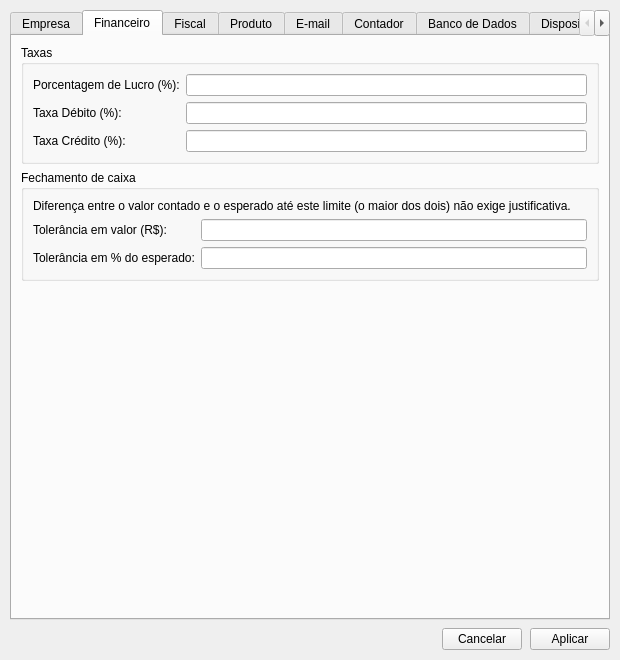
Old version of the form src/configuracao.ui in the repository rayansl0302/QEstoqueLoja.
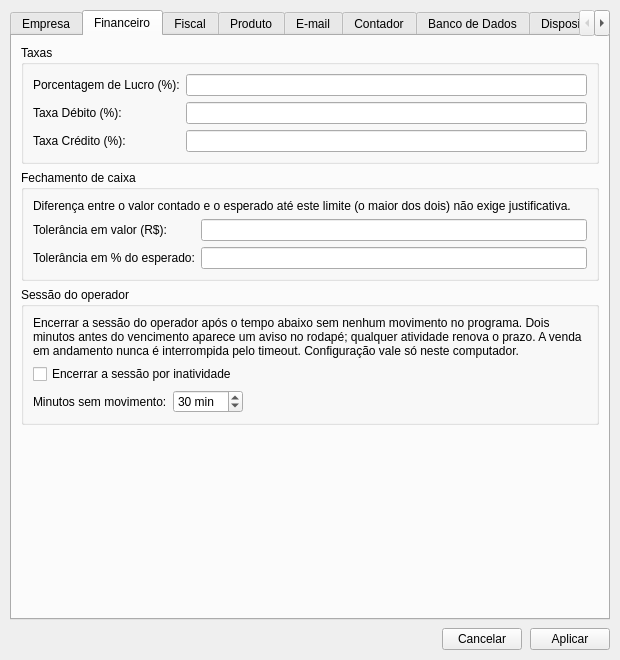
New version of the form. The open tabs and pages were chosen to show the change. Icons and pictures are not drawn.

```diff
--- a/src/configuracao.ui
+++ b/src/configuracao.ui
@@ -385,11 +385,63 @@
             </property>
            </widget>
           </item>
-         </layout>
-        </widget>
-       </item>
-       <item>
-        <spacer name="verticalSpacer_fin">
+            </layout>
+           </widget>
+          </item>
+          <item>
+           <widget class="QGroupBox" name="gbSessaoOperador">
+            <property name="title">
+             <string>Sessão do operador</string>
+            </property>
+            <layout class="QFormLayout" name="formLayout_sessao">
+             <property name="fieldGrowthPolicy">
+              <enum>QFormLayout::FieldGrowthPolicy::ExpandingFieldsGrow</enum>
+             </property>
+             <item row="0" column="0" colspan="2">
+              <widget class="QLabel" name="Lbl_SessaoInfo">
+               <property name="text">
+                <string>Encerrar a sessão do operador após o tempo abaixo sem nenhum movimento no programa. Dois minutos antes do vencimento aparece um aviso no rodapé; qualquer atividade renova o prazo. A venda em andamento nunca é interrompida pelo timeout. Configuração vale só neste computador.</string>
+               </property>
+               <property name="wordWrap">
+                <bool>true</bool>
+               </property>
+              </widget>
+             </item>
+             <item row="1" column="0" colspan="2">
+              <widget class="QCheckBox" name="Chk_SessaoTimeout">
+               <property name="text">
+                <string>Encerrar a sessão por inatividade</string>
+               </property>
+              </widget>
+             </item>
+             <item row="2" column="0">
+              <widget class="QLabel" name="Lbl_SessaoMinutos">
+               <property name="text">
+                <string>Minutos sem movimento:</string>
+               </property>
+              </widget>
+             </item>
+             <item row="2" column="1">
+              <widget class="QSpinBox" name="Spin_SessaoMinutos">
+               <property name="minimum">
+                <number>1</number>
+               </property>
+               <property name="maximum">
+                <number>480</number>
+               </property>
+               <property name="value">
+                <number>30</number>
+               </property>
+               <property name="suffix">
+                <string> min</string>
+               </property>
+              </widget>
+             </item>
+            </layout>
+           </widget>
+          </item>
+          <item>
+           <spacer name="verticalSpacer_fin">
          <property name="orientation">
           <enum>Qt::Orientation::Vertical</enum>
          </property>
```
